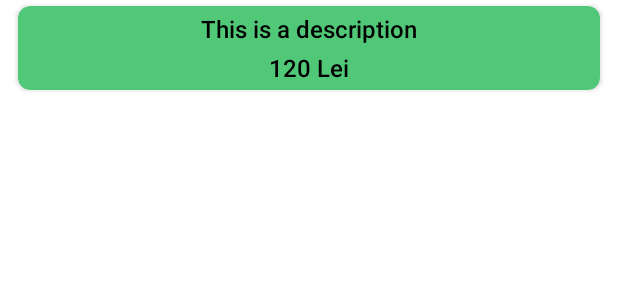
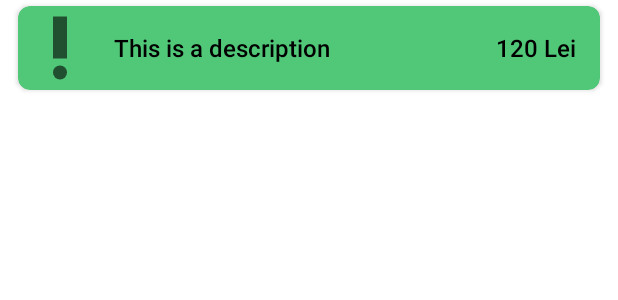
Before and after one commit to hosszualex/delivery-app, an Android app: the layout delivery_order_item.xml on its own in the app's theme, with its tools: preview values and no code run, on a phone screen of 412 x 824 dp. Shown: the top 300 px of the screen. Run offline under Robolectric (Android 15) with nearby library versions, the phone set to English and light mode, and no system bars.

Commit message:
UI work
- rough version of UI is done

```diff
--- a/app/src/main/java/com/example/delivery_app/models/GetOrdersResponse.kt
+++ b/app/src/main/java/com/example/delivery_app/models/GetOrdersResponse.kt
@@ -8,3 +8,4 @@ data class GetOrdersResponse(
 )
 //TODO Add timestamp?
 //TODO Add Address
+//TODO Add Delivery Status
--- /dev/null
+++ b/app/src/main/res/drawable/ic_new.xml
@@ -0,0 +1,13 @@
+<vector xmlns:android="http://schemas.android.com/apk/res/android"
+    android:width="24dp"
+    android:height="24dp"
+    android:viewportWidth="24"
+    android:viewportHeight="24"
+    android:tint="?attr/colorControlNormal">
+  <path
+      android:fillColor="@android:color/white"
+      android:pathData="M12,19m-2,0a2,2 0,1 1,4 0a2,2 0,1 1,-4 0"/>
+  <path
+      android:fillColor="@android:color/white"
+      android:pathData="M10,3h4v12h-4z"/>
+</vector>
--- a/app/src/main/res/layout/delivery_order_item.xml
+++ b/app/src/main/res/layout/delivery_order_item.xml
@@ -27,34 +27,47 @@
         android:backgroundTint="@color/emeraldGreen"
         android:onClick="@{() -> listener.onOrderClicked(item)}">
 
+        <RelativeLayout
+            android:layout_width="wrap_content"
+            android:layout_height="match_parent">
+
+            <androidx.appcompat.widget.AppCompatImageView
+                android:id="@+id/ivStatus"
+                android:layout_width="56dp"
+                android:layout_height="56dp"
+                android:layout_centerVertical="true"
+                android:layout_alignParentStart="true"
+                android:src="@drawable/ic_new"/>
+
             <androidx.appcompat.widget.LinearLayoutCompat
                 android:layout_width="match_parent"
                 android:layout_height="wrap_content"
+                android:layout_centerVertical="true"
+                android:layout_toEndOf="@+id/ivStatus"
                 android:layout_gravity="center_horizontal"
-            android:gravity="center_horizontal"
-            android:orientation="vertical">
+                android:layout_marginStart="8dp"
+                android:orientation="horizontal">
 
                 <androidx.appcompat.widget.AppCompatTextView
                     android:id="@+id/tvCaption"
                     style="@style/NormalText"
                     android:layout_width="wrap_content"
                     android:layout_height="wrap_content"
-                android:layout_marginTop="4dp"
-                android:layout_marginBottom="2dp"
-                android:visibility="@{item.description == null ? View.GONE : View.VISIBLE}"
-                android:text="@{item.description}"
-                tools:text="This is a description"/>
+                    android:layout_weight="1"
+                    android:text="@{item.description + ` to ` + item.deliverTo}"
+                    tools:text="This is a description" />
 
                 <androidx.appcompat.widget.AppCompatTextView
                     android:id="@+id/tvPostedDate"
                     style="@style/NormalText"
                     android:layout_width="wrap_content"
                     android:layout_height="wrap_content"
-                android:layout_marginTop="2dp"
-                android:layout_marginBottom="4dp"
-                android:text="@{Float.toString(item.price)}"
-                tools:text="120 Lei"/>
+                    android:layout_marginEnd="16dp"
+                    android:text="@{Float.toString(item.price) + ` €`}"
+                    tools:text="120 Lei" />
             </androidx.appcompat.widget.LinearLayoutCompat>
+
+        </RelativeLayout>
 
     </androidx.cardview.widget.CardView>
 </layout>
```
Also changed, not shown: app/src/main/res/drawable/ic_finished.xml (added, +10 -0 lines), app/src/main/res/drawable/ic_pending.xml (added, +19 -0 lines), app/src/main/res/layout/fragment_order_details.xml (+15 -7 lines). Lines whose indentation alone changed are shown as unchanged.
